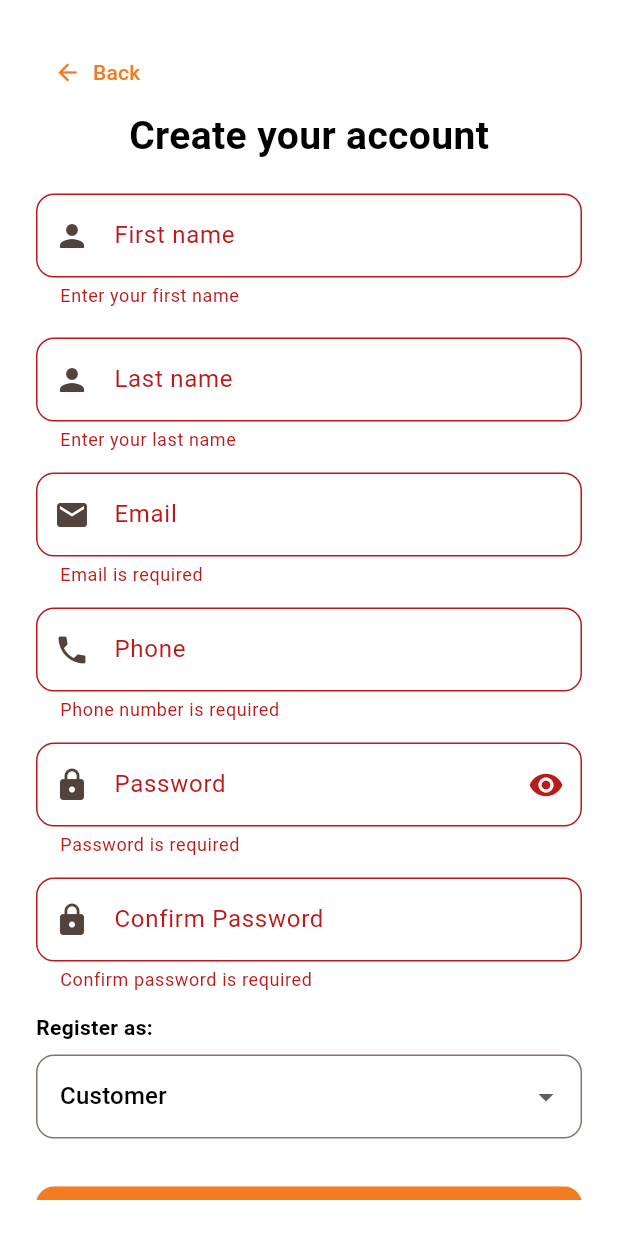
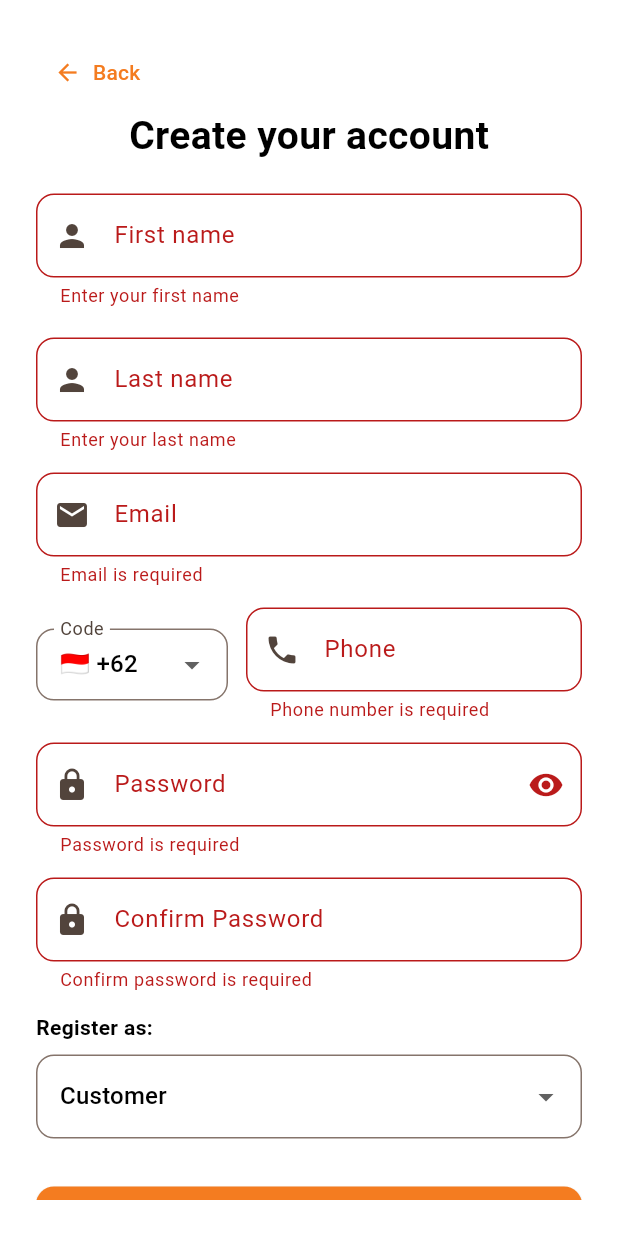
Before and after one commit to rtamb0/incanteen, a Flutter app: the SignupPage screen opened by its route, after a tap on "Create account", on a phone screen of 412 x 824 dp. Run offline on Flutter 3.47's test engine with Material 3 defaults, Android fonts, the phone set to English and light mode, and no system bars; our stand-ins replace cloud_firestore, dio, firebase_auth, firebase_core, firebase_messaging, shared_preferences; missing offline and left inert: dart_jsonwebtoken; accounts and stored records are empty.

Commit message:
Add country code dropdown and phone placeholder for signup

```diff
--- a/lib/pages/auth/signup_page.dart
+++ b/lib/pages/auth/signup_page.dart
@@ -28,6 +28,39 @@ class _SignupPageState extends State<SignupPage> {
   String _role = 'customer';
   bool _isLoading = false;
   String? _errorMessage;
+
+  // Phone country code selection
+  final List<Map<String, String>> _countryCodes = [
+    {'code': '+62', 'label': '🇮🇩'},
+    {'code': '+60', 'label': '🇲🇾'},
+    {'code': '+65', 'label': '🇸🇬'},
+    {'code': '+63', 'label': '🇵🇭'},
+    {'code': '+66', 'label': '🇹🇭'},
+    {'code': '+1', 'label': '🇺🇸'},
+    {'code': '+44', 'label': '🇬🇧'},
+  ];
+  String _selectedCountryCode = '+62';
+
+  String _getPhonePlaceholder(String countryCode) {
+    switch (countryCode) {
+      case '+62':
+        return '812345678'; // Indonesia
+      case '+60':
+        return '123456789'; // Malaysia
+      case '+65':
+        return '87654321'; // Singapore
+      case '+63':
+        return '9123456789'; // Philippines
+      case '+66':
+        return '812345678'; // Thailand
+      case '+1':
+        return '5551234567'; // USA
+      case '+44':
+        return '7911123456'; // UK
+      default:
+        return '1234567890';
+    }
+  }
 
   bool _autoValidate = false;
 
@@ -166,11 +199,17 @@ class _SignupPageState extends State<SignupPage> {
     });
 
     try {
+      final numericPhone = _phoneCtl.text.replaceAll(RegExp(r'[^0-9]'), '');
+
       final user = await AuthService().signUp(
         _emailCtl.text.trim(),
         _passCtl.text.trim(),
         '${_firstNameCtl.text.trim()} ${_lastNameCtl.text.trim()}',
         _role,
+        extraMetadata: {
+          'phone': '$_selectedCountryCode$numericPhone',
+          'countryCode': _selectedCountryCode,
+        },
       );
 
       if (!mounted) return;
@@ -288,11 +327,51 @@ class _SignupPageState extends State<SignupPage> {
                             },
                           ),
                           const SizedBox(height: 14),
-                          TextFormField(
+                          Row(
+                            children: [
+                              Flexible(
+                                flex: 4,
+                                child: DropdownButtonFormField<String>(
+                                  value: _selectedCountryCode,
+                                  isExpanded: true,
+                                  decoration: InputDecoration(
+                                    labelText: 'Code',
+                                    contentPadding: const EdgeInsets.symmetric(
+                                      horizontal: 12,
+                                      vertical: 12,
+                                    ),
+                                    border: OutlineInputBorder(
+                                      borderRadius: BorderRadius.circular(12),
+                                    ),
+                                  ),
+                                  items: _countryCodes
+                                      .map(
+                                        (item) => DropdownMenuItem(
+                                          value: item['code'],
+                                          child: Text(
+                                            '${item['label']} ${item['code']}',
+                                            overflow: TextOverflow.ellipsis,
+                                          ),
+                                        ),
+                                      )
+                                      .toList(),
+                                  onChanged: (val) {
+                                    if (val != null) {
+                                      setState(() => _selectedCountryCode = val);
+                                    }
+                                  },
+                                  menuMaxHeight: 320,
+                                ),
+                              ),
+                              const SizedBox(width: 12),
+                              Flexible(
+                                flex: 7,
+                                child: TextFormField(
                                   controller: _phoneCtl,
                                   keyboardType: TextInputType.phone,
                                   decoration: InputDecoration(
                                     labelText: "Phone",
+                                    hintText: _getPhonePlaceholder(_selectedCountryCode),
                                     prefixIcon: const Icon(Icons.phone),
                                     border: OutlineInputBorder(
                                       borderRadius: BorderRadius.circular(12),
@@ -302,12 +381,17 @@ class _SignupPageState extends State<SignupPage> {
                                     if (value == null || value.isEmpty) {
                                       return "Phone number is required";
                                     }
-                              if (value.length <
-                                  ValidationConstants.minPhoneNumberLength) {
+                                    final numericOnly = value.replaceAll(RegExp(r'[^0-9]'), '');
+                                    if (numericOnly.length <
+                                        ValidationConstants
+                                            .minPhoneNumberLength) {
                                       return "Minimum ${ValidationConstants.minPhoneNumberLength} digits";
                                     }
                                     return null;
                                   },
+                                ),
+                              ),
+                            ],
                           ),
                           const SizedBox(height: 14),
                           PasswordField(passCtl: _passCtl),
```
Lines whose indentation alone changed are shown as unchanged.
